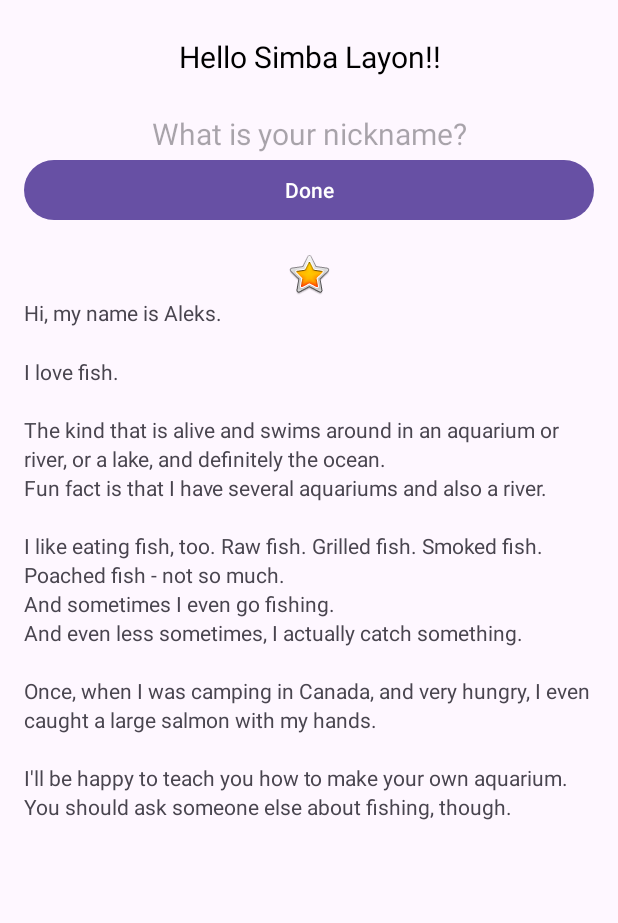
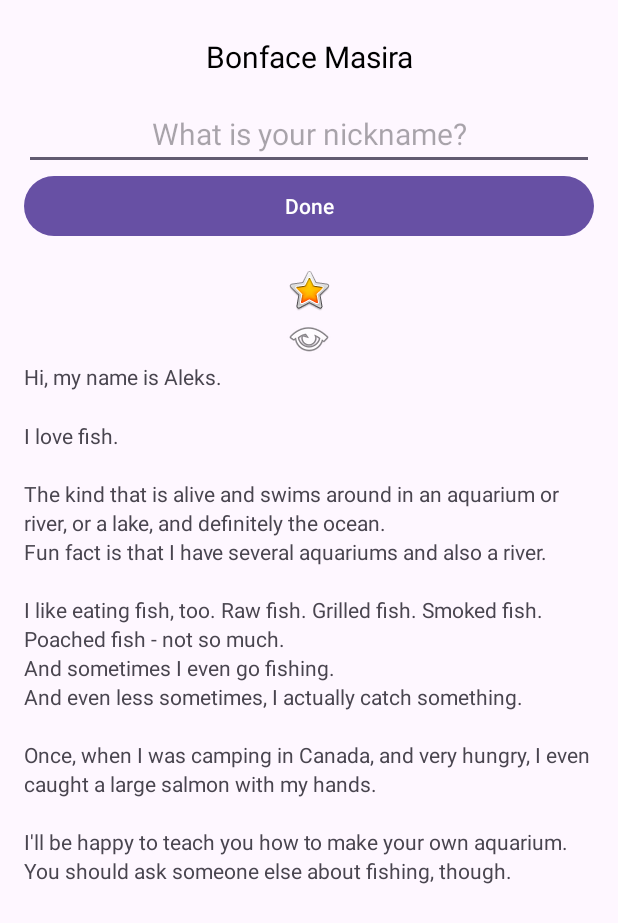
Before and after one commit to bonfacemasira/About-Me, an Android app: the screen it shows after launch (MainActivity), on a phone screen of 412 x 824 dp. Shown: the top 923 px of the screen. Run offline under Robolectric (Android 15) with nearby library versions, the phone set to English and light mode, and no system bars; our stand-ins replace data binding; Roboto replaces fonts that are not available here.

```diff
--- a/app/build.gradle
+++ b/app/build.gradle
@@ -23,6 +23,11 @@ android {
             proguardFiles getDefaultProguardFile('proguard-android-optimize.txt'), 'proguard-rules.pro'
         }
     }
+
+    buildFeatures {
+        dataBinding true
+    }
+
     compileOptions {
         sourceCompatibility JavaVersion.VERSION_1_8
         targetCompatibility JavaVersion.VERSION_1_8
--- a/app/src/main/java/com/example/aboutme/MainActivity.kt
+++ b/app/src/main/java/com/example/aboutme/MainActivity.kt
@@ -1,11 +1,52 @@
 package com.example.aboutme
 
+import android.content.Context
 import androidx.appcompat.app.AppCompatActivity
 import android.os.Bundle
+import android.view.View
+import android.view.inputmethod.InputMethodManager
+import android.widget.Button
+import android.widget.EditText
+import android.widget.TextView
+import androidx.databinding.DataBindingUtil
+import com.example.aboutme.databinding.ActivityMainBinding
 
 class MainActivity : AppCompatActivity() {
+    private lateinit var binding: ActivityMainBinding
+
+    private val myName: MyName = MyName("Bonface Masira")
+
     override fun onCreate(savedInstanceState: Bundle?) {
         super.onCreate(savedInstanceState)
-        setContentView(R.layout.activity_main)
+        //        setContentView(R.layout.activity_main)
+        binding = DataBindingUtil.setContentView(this, R.layout.activity_main)
+
+        binding.myName = myName
+
+//        findViewById<Button>(R.id.done_btn).setOnClickListener {
+//            addNickname(it)
+//        }
+
+        binding.doneBtn.setOnClickListener {
+            addNickname(it)
+        }
+    }
+
+    private fun addNickname(view: View) {
+        val editText = findViewById<EditText>(R.id.nickname_edit)
+        val nicknameTextView = findViewById<TextView>(R.id.nickname_edit)
+
+        binding.apply {
+//            nicknameTextView.text = editText.text
+            myName?.nickname = nicknameEdit.text.toString()
+            invalidateAll()
+            editText.visibility = View.GONE
+            view.visibility = View.GONE
+            nicknameTextView.visibility = View.VISIBLE
+        }
+
+        // Hide the keyboard
+        val imm = getSystemService(Context.INPUT_METHOD_SERVICE) as InputMethodManager
+        imm.hideSoftInputFromWindow(view.windowToken, 0)
     }
 }
--- /dev/null
+++ b/app/src/main/java/com/example/aboutme/MyName.kt
@@ -0,0 +1,8 @@
+package com.example.aboutme
+
+import android.provider.ContactsContract.CommonDataKinds.Nickname
+
+data class MyName(
+    var name: String = "",
+      var nickname: String = ""
+)
--- a/app/src/main/res/layout/activity_main.xml
+++ b/app/src/main/res/layout/activity_main.xml
@@ -1,7 +1,14 @@
 <?xml version="1.0" encoding="utf-8"?>
-<LinearLayout xmlns:android="http://schemas.android.com/apk/res/android"
+<layout xmlns:android="http://schemas.android.com/apk/res/android"
     xmlns:app="http://schemas.android.com/apk/res-auto"
-    xmlns:tools="http://schemas.android.com/tools"
+    xmlns:tools="http://schemas.android.com/tools">
+
+    <data>
+        <variable
+            name="myName"
+            type="com.example.aboutme.MyName" />
+    </data>
+    <LinearLayout
         android:layout_width="match_parent"
         android:layout_height="match_parent"
         android:orientation="vertical"
@@ -14,10 +21,10 @@
             style="@style/NameStyle"
             android:layout_width="match_parent"
             android:layout_height="wrap_content"
-        android:text="@string/name"
+            android:text="@={myName.name}"
             android:textAlignment="center" />
 
-    <TextView
+        <EditText
             android:id="@+id/nickname_edit"
             style="@style/NameStyle"
             android:layout_width="match_parent"
@@ -32,6 +39,14 @@
             android:layout_height="wrap_content"
             android:text="@string/done" />
 
+        <TextView
+            android:layout_width="match_parent"
+            android:layout_height="wrap_content"
+            style="@style/NameStyle"
+            android:textAlignment="center"
+            android:visibility="gone"
+            android:text="@={myName.nickname}"/>
+
         <ImageView
             android:id="@+id/star_image"
             android:layout_width="match_parent"
@@ -45,12 +60,23 @@
             android:layout_width="match_parent"
             android:layout_height="match_parent">
 
+            <LinearLayout
+                android:layout_width="match_parent"
+                android:layout_height="wrap_content"
+                android:orientation="vertical">
+
+                <ImageView
+                    android:layout_width="match_parent"
+                    android:layout_height="wrap_content"
+                    app:srcCompat="@android:drawable/ic_menu_view" />
+
                 <TextView
                     android:id="@+id/bio_text"
                     android:layout_width="match_parent"
                     android:layout_height="wrap_content"
                     android:lineSpacingMultiplier="1.2"
                     android:text="@string/bio" />
+            </LinearLayout>
         </ScrollView>
-
     </LinearLayout>
+</layout>
```
Lines whose indentation alone changed are shown as unchanged.
